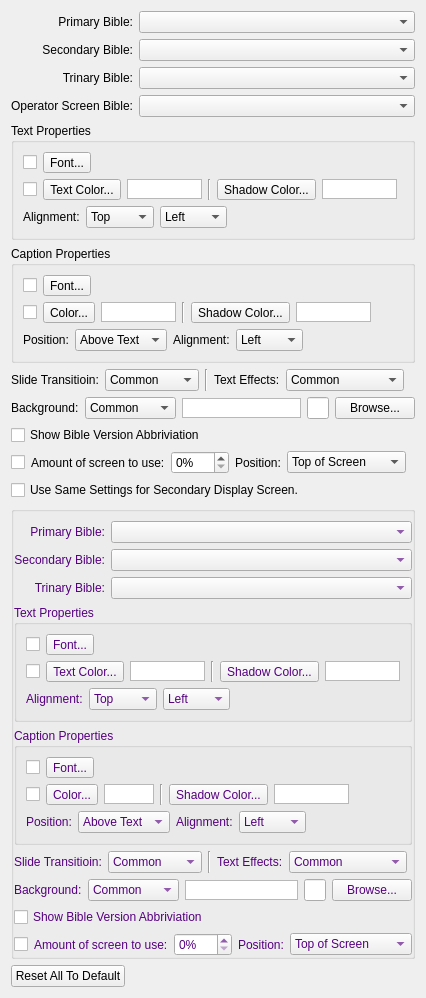
Old version of the form src/biblesettingwidget.ui in the repository SoftProjector/src.
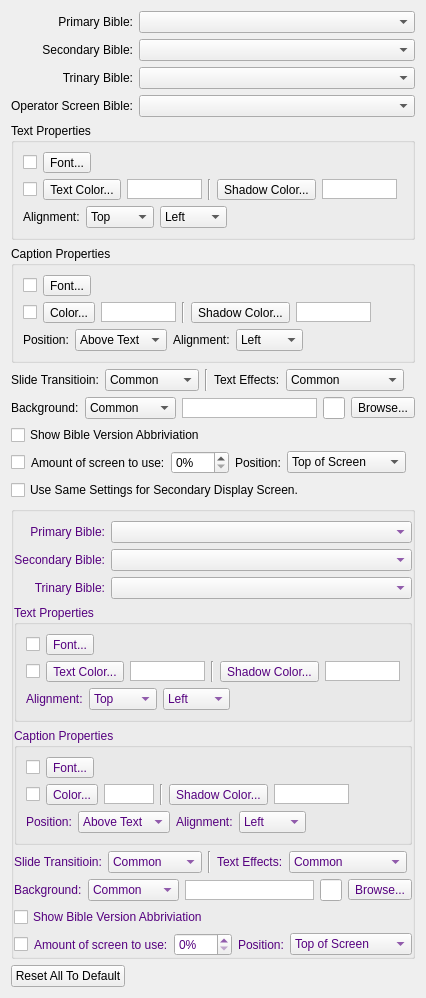
New version of the form. Icons and pictures are not drawn.

Patch:
```diff
--- a/src/biblesettingwidget.ui
+++ b/src/biblesettingwidget.ui
@@ -7,7 +7,7 @@
     <x>0</x>
     <y>0</y>
     <width>426</width>
-    <height>945</height>
+    <height>957</height>
    </rect>
   </property>
   <layout class="QVBoxLayout" name="verticalLayout_6">
@@ -771,12 +771,25 @@
       </widget>
      </item>
      <item>
-      <widget class="QPushButton" name="buttonBrowseBackground">
+      <widget class="QToolButton" name="toolButtonBrowseBackground">
        <property name="text">
         <string>Browse...</string>
        </property>
       </widget>
      </item>
+     <item>
+      <spacer name="horizontalSpacer_14">
+       <property name="orientation">
+        <enum>Qt::Horizontal</enum>
+       </property>
+       <property name="sizeHint" stdset="0">
+        <size>
+         <width>40</width>
+         <height>20</height>
+        </size>
+       </property>
+      </spacer>
+     </item>
     </layout>
    </item>
    <item>
@@ -1739,12 +1752,25 @@
          </widget>
         </item>
         <item>
-         <widget class="QPushButton" name="buttonBrowseBackground2">
+         <widget class="QToolButton" name="toolButtonBrowseBackground2">
           <property name="text">
            <string>Browse...</string>
           </property>
          </widget>
         </item>
+        <item>
+         <spacer name="horizontalSpacer_15">
+          <property name="orientation">
+           <enum>Qt::Horizontal</enum>
+          </property>
+          <property name="sizeHint" stdset="0">
+           <size>
+            <width>40</width>
+            <height>20</height>
+           </size>
+          </property>
+         </spacer>
+        </item>
        </layout>
       </item>
       <item>
```
